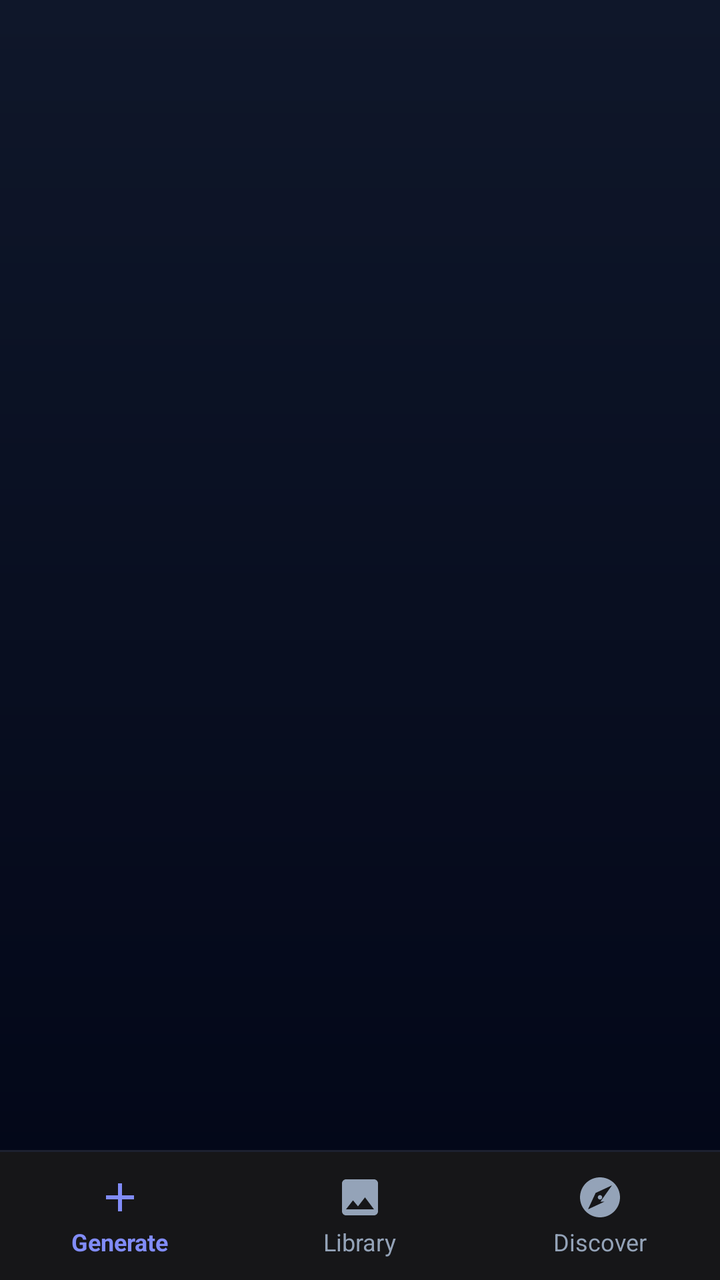
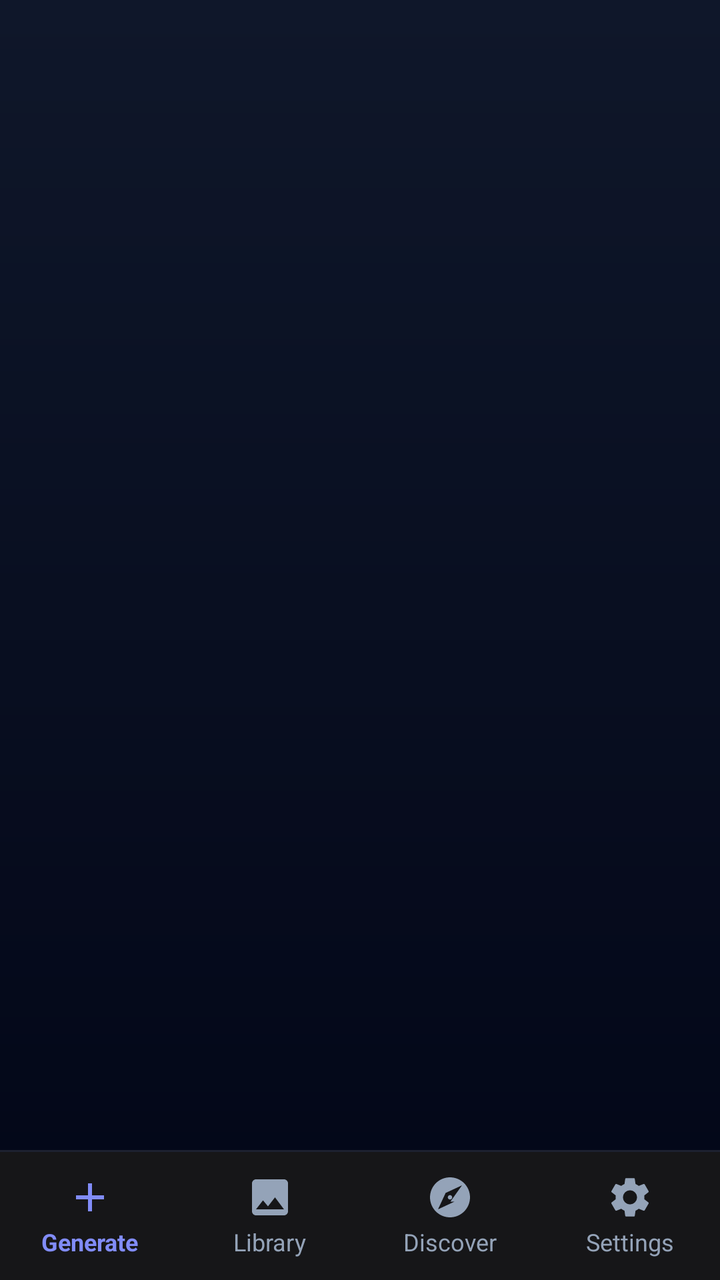

Screens rendered from an Android XML layout before and after an edit, with the pre-edit source and the edit as a unified diff.
<!-- AndroidManifest.xml: application theme Theme.AIThumbnailGenerator -->
<!-- res/layout/activity_main.xml -->
<?xml version="1.0" encoding="utf-8"?>
<androidx.constraintlayout.widget.ConstraintLayout xmlns:android="http://schemas.android.com/apk/res/android"
    xmlns:app="http://schemas.android.com/apk/res-auto"
    android:id="@+id/main_root"
    android:layout_width="match_parent"
    android:layout_height="match_parent"
    android:background="@drawable/bg_main_gradient">

    <FrameLayout
        android:id="@+id/fragment_container"
        android:layout_width="match_parent"
        android:layout_height="0dp"
        app:layout_constraintTop_toTopOf="parent"
        app:layout_constraintBottom_toTopOf="@id/nav_divider" />

    <View
        android:id="@+id/nav_divider"
        android:layout_width="match_parent"
        android:layout_height="1dp"
        android:background="#1AFFFFFF"
        app:layout_constraintBottom_toTopOf="@id/custom_bottom_nav" />

    
    <LinearLayout
        android:id="@+id/custom_bottom_nav"
        android:layout_width="match_parent"
        android:layout_height="64dp"
        android:background="#161618"
        android:orientation="horizontal"
        app:layout_constraintBottom_toBottomOf="parent">

        
        <LinearLayout
            android:id="@+id/nav_btn_generate"
            android:layout_width="0dp"
            android:layout_height="match_parent"
            android:layout_weight="1"
            android:gravity="center"
            android:orientation="vertical"
            android:background="?attr/selectableItemBackgroundBorderless"
            android:clickable="true"
            android:focusable="true">
            <ImageView
                android:id="@+id/nav_icon_generate"
                android:layout_width="24dp"
                android:layout_height="24dp"
                android:src="@drawable/ic_tab_generate"
                app:tint="@color/primary_electric" />
            <TextView
                android:id="@+id/nav_text_generate"
                android:layout_width="wrap_content"
                android:layout_height="wrap_content"
                android:text="Generate"
                android:textSize="12sp"
                android:textColor="@color/primary_electric"
                android:textStyle="bold"
                android:layout_marginTop="2dp" />
        </LinearLayout>

        
        <LinearLayout
            android:id="@+id/nav_btn_library"
            android:layout_width="0dp"
            android:layout_height="match_parent"
            android:layout_weight="1"
            android:gravity="center"
            android:orientation="vertical"
            android:background="?attr/selectableItemBackgroundBorderless"
            android:clickable="true"
            android:focusable="true">
            <ImageView
                android:id="@+id/nav_icon_library"
                android:layout_width="24dp"
                android:layout_height="24dp"
                android:src="@drawable/ic_tab_library"
                app:tint="@color/nav_unselected" />
            <TextView
                android:id="@+id/nav_text_library"
                android:layout_width="wrap_content"
                android:layout_height="wrap_content"
                android:text="Library"
                android:textSize="12sp"
                android:textColor="@color/nav_unselected"
                android:layout_marginTop="2dp" />
        </LinearLayout>

        
        <LinearLayout
            android:id="@+id/nav_btn_discover"
            android:layout_width="0dp"
            android:layout_height="match_parent"
            android:layout_weight="1"
            android:gravity="center"
            android:orientation="vertical"
            android:background="?attr/selectableItemBackgroundBorderless"
            android:clickable="true"
            android:focusable="true">
            <ImageView
                android:id="@+id/nav_icon_discover"
                android:layout_width="24dp"
                android:layout_height="24dp"
                android:src="@drawable/ic_tab_discover"
                app:tint="@color/nav_unselected" />
            <TextView
                android:id="@+id/nav_text_discover"
                android:layout_width="wrap_content"
                android:layout_height="wrap_content"
                android:text="Discover"
                android:textSize="12sp"
                android:textColor="@color/nav_unselected"
                android:layout_marginTop="2dp" />
        </LinearLayout>
    </LinearLayout>

</androidx.constraintlayout.widget.ConstraintLayout>
<!-- resources referenced by this layout -->
<resources>
  <color name="nav_unselected">#94A3B8</color>
  <color name="primary_electric">#818CF8</color>
  <!-- drawable bg_main_gradient (drawable) -->
  <?xml version="1.0" encoding="utf-8"?>
  <shape xmlns:android="http://schemas.android.com/apk/res/android"
      android:shape="rectangle">
      <gradient
          android:startColor="@color/bg_top"
          android:endColor="@color/bg_bottom"
          android:angle="270" />
  </shape>
  <!-- drawable ic_tab_discover (drawable) -->
  <vector xmlns:android="http://schemas.android.com/apk/res/android"
      android:width="24dp"
      android:height="24dp"
      android:viewportWidth="24"
      android:viewportHeight="24">
      <path
          android:fillColor="#FFFFFF"
          android:pathData="M12,10.9c-0.61,0 -1.1,0.49 -1.1,1.1s0.49,1.1 1.1,1.1c0.61,0 1.1,-0.49 1.1,-1.1s-0.49,-1.1 -1.1,-1.1zM12,2C6.48,2 2,6.48 2,12s4.48,10 10,10 10,-4.48 10,-10S17.52,2 12,2zm2.19,12.19L6,18l3.81,-8.19L18,6l-5.81,8.19z" />
  </vector>
  <!-- drawable ic_tab_generate (drawable) -->
  <vector xmlns:android="http://schemas.android.com/apk/res/android"
      android:width="24dp"
      android:height="24dp"
      android:viewportWidth="24"
      android:viewportHeight="24">
      <path
          android:fillColor="#FFFFFF"
          android:pathData="M19,13h-6v6h-2v-6H5v-2h6V5h2v6h6v2Z" />
  </vector>
  <!-- drawable ic_tab_library (drawable) -->
  <vector xmlns:android="http://schemas.android.com/apk/res/android"
      android:width="24dp"
      android:height="24dp"
      android:viewportWidth="24"
      android:viewportHeight="24">
      <path
          android:fillColor="#FFFFFF"
          android:pathData="M21,19V5c0,-1.1 -0.9,-2 -2,-2H5c-1.1,0 -2,0.9 -2,2v14c0,1.1 0.9,2 2,2h14c1.1,0 2,-0.9 2,-2zM8.5,13.5l2.5,3.01L14.5,12l4.5,6H5l3.5,-4.5z" />
  </vector>
  <style name="Theme.AIThumbnailGenerator" parent="Base.Theme.AIThumbnailGenerator" />
  <color name="bg_top">#0F172A</color>
  <color name="bg_bottom">#020617</color>
  <style name="Base.Theme.AIThumbnailGenerator" parent="Theme.Material3.DayNight.NoActionBar">
          
          
      </style>
</resources>

<!-- the commit's change to res/layout/activity_main.xml (unified diff, before → after) -->
@@ -110,6 +110,33 @@
                 android:textColor="@color/nav_unselected"
                 android:layout_marginTop="2dp" />
         </LinearLayout>
+
+        
+        <LinearLayout
+            android:id="@+id/nav_btn_settings"
+            android:layout_width="0dp"
+            android:layout_height="match_parent"
+            android:layout_weight="1"
+            android:gravity="center"
+            android:orientation="vertical"
+            android:background="?attr/selectableItemBackgroundBorderless"
+            android:clickable="true"
+            android:focusable="true">
+            <ImageView
+                android:id="@+id/nav_icon_settings"
+                android:layout_width="24dp"
+                android:layout_height="24dp"
+                android:src="@drawable/ic_settings"
+                app:tint="@color/nav_unselected" />
+            <TextView
+                android:id="@+id/nav_text_settings"
+                android:layout_width="wrap_content"
+                android:layout_height="wrap_content"
+                android:text="Settings"
+                android:textSize="12sp"
+                android:textColor="@color/nav_unselected"
+                android:layout_marginTop="2dp" />
+        </LinearLayout>
     </LinearLayout>
 
 </androidx.constraintlayout.widget.ConstraintLayout>
<!-- resource entries referenced after the edit -->
@@ -11,6 +11,16 @@
           android:endColor="@color/bg_bottom"
           android:angle="270" />
   </shape>
+  <!-- drawable ic_settings (drawable) -->
+  <vector xmlns:android="http://schemas.android.com/apk/res/android"
+      android:width="24dp"
+      android:height="24dp"
+      android:viewportWidth="24"
+      android:viewportHeight="24">
+      <path
+          android:fillColor="#000000"
+          android:pathData="M19.14,12.94c0.04,-0.3 0.06,-0.61 0.06,-0.94c0,-0.32 -0.02,-0.64 -0.07,-0.94l2.03,-1.58c0.18,-0.14 0.23,-0.41 0.12,-0.61l-1.92,-3.32c-0.12,-0.22 -0.37,-0.29 -0.59,-0.22l-2.39,0.96c-0.5,-0.38 -1.03,-0.7 -1.62,-0.94L14.4,2.81c-0.04,-0.24 -0.24,-0.41 -0.48,-0.41h-3.84c-0.24,0 -0.43,0.17 -0.47,0.41L9.25,5.35C8.66,5.59 8.12,5.92 7.63,6.29L5.24,5.33c-0.22,-0.08 -0.47,0 -0.59,0.22L2.74,8.87c-0.12,0.21 -0.08,0.47 0.12,0.61l2.03,1.58C4.84,11.36 4.81,11.69 4.81,12c0,0.31 0.02,0.64 0.07,0.94l-2.03,1.58c-0.18,0.14 -0.23,0.41 -0.12,0.61l1.92,3.32c0.12,0.22 0.37,0.29 0.59,0.22l2.39,-0.96c0.5,0.38 1.03,0.7 1.62,0.94l0.36,2.54c0.05,0.24 0.24,0.41 0.48,0.41h3.84c0.24,0 0.44,-0.17 0.47,-0.41l0.36,-2.54c0.59,-0.24 1.13,-0.56 1.62,-0.94l2.39,0.96c0.22,0.08 0.47,0 0.59,-0.22l1.92,-3.32c0.12,-0.22 0.07,-0.47 -0.12,-0.61L19.14,12.94zM12,15.5c-1.93,0 -3.5,-1.57 -3.5,-3.5s1.57,-3.5 3.5,-3.5s3.5,1.57 3.5,3.5S13.93,15.5 12,15.5z" />
+  </vector>
   <!-- drawable ic_tab_discover (drawable) -->
   <vector xmlns:android="http://schemas.android.com/apk/res/android"
       android:width="24dp"
